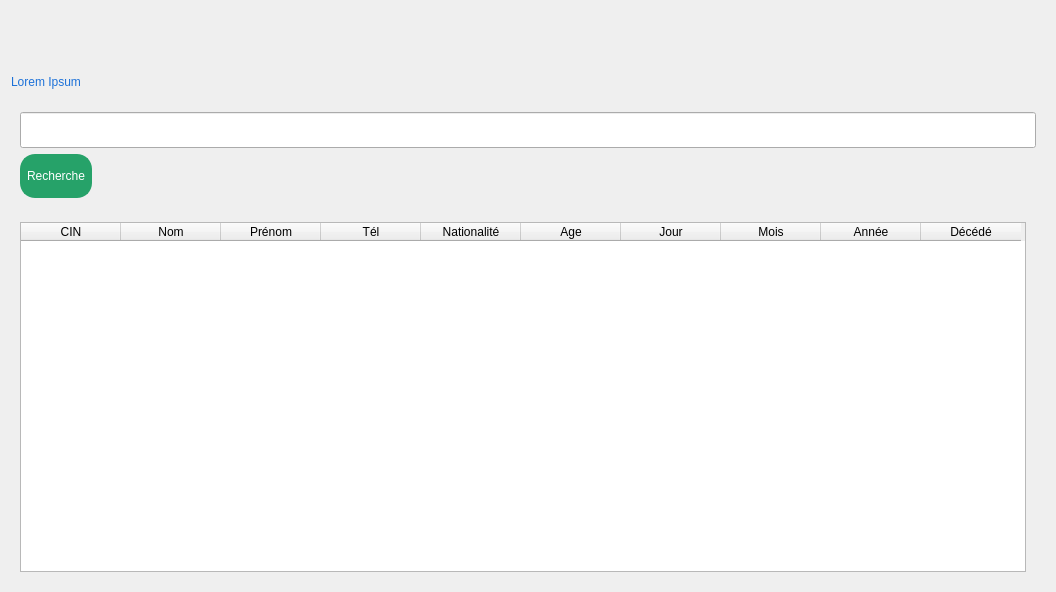
This is Personne/Afficher/affichageUi.ui in Mindblownserver/mini-project as Qt 5 draws it before an edit. The edited form follows.
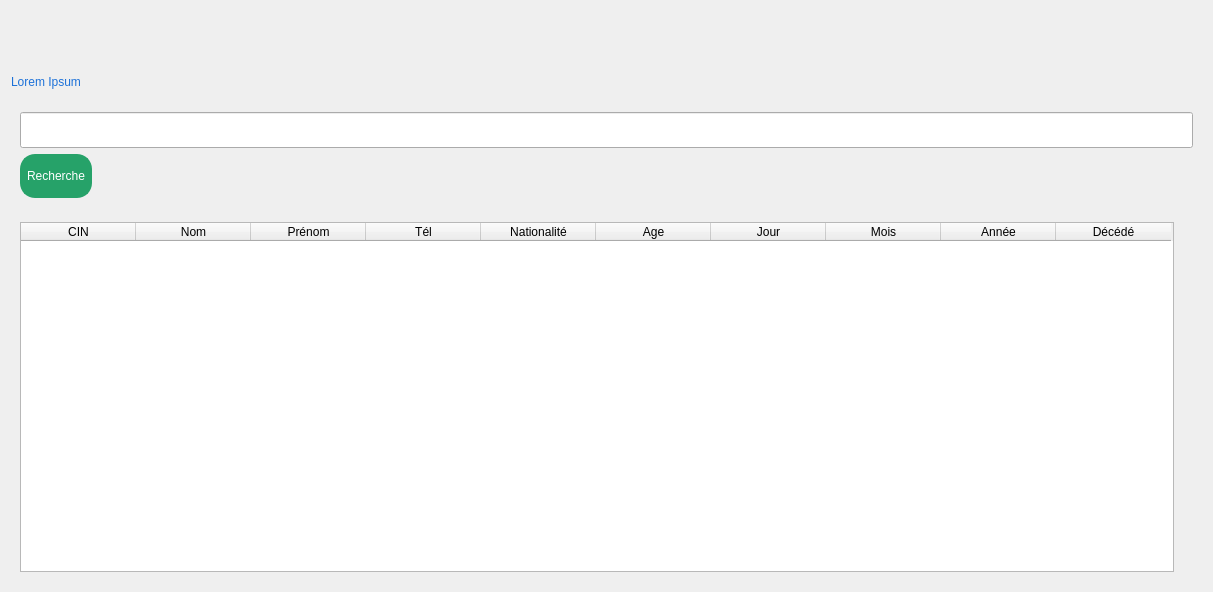
This is the edited form. Icons and pictures are not drawn.

Diff of the .ui file:
```diff
--- a/Personne/Afficher/affichageUi.ui
+++ b/Personne/Afficher/affichageUi.ui
@@ -6,13 +6,16 @@
    <rect>
     <x>0</x>
     <y>0</y>
-    <width>1056</width>
+    <width>1213</width>
     <height>592</height>
    </rect>
   </property>
   <property name="windowTitle">
    <string>Form</string>
   </property>
+  <property name="styleSheet">
+   <string notr="true"/>
+  </property>
   <layout class="QVBoxLayout" name="verticalLayout">
    <item>
     <widget class="QFrame" name="returnFr">
@@ -186,7 +189,7 @@
      </property>
      <property name="maximumSize">
       <size>
-       <width>1024</width>
+       <width>1172</width>
        <height>166677</height>
       </size>
      </property>
@@ -202,9 +205,30 @@
         <property name="enabled">
          <bool>true</bool>
         </property>
+        <property name="styleSheet">
+         <string notr="true">QTableWidget {
+    selection-background-color: qlineargradient(x1: 0, y1: 0, x2: 0.5, y2: 0.5,
+                                stop: 0 #4776E6, stop: 1 #8E54E9);
+}
+
+QTableWidget QTableCornerButton::section {
+    background: rgb(28, 113, 216);
+    border: 2px outset rgb(28, 113, 216);
+}
+
+QTableWidget::indicator:unchecked {
+    background-color: #d7d6d5
+}</string>
+        </property>
         <attribute name="horizontalHeaderCascadingSectionResizes">
          <bool>false</bool>
         </attribute>
+        <attribute name="horizontalHeaderDefaultSectionSize">
+         <number>115</number>
+        </attribute>
+        <attribute name="horizontalHeaderShowSortIndicator" stdset="0">
+         <bool>false</bool>
+        </attribute>
         <column>
          <property name="text">
           <string>CIN</string>
```
Left out of the diff: 4 changed lines with no effect on the pictures.
